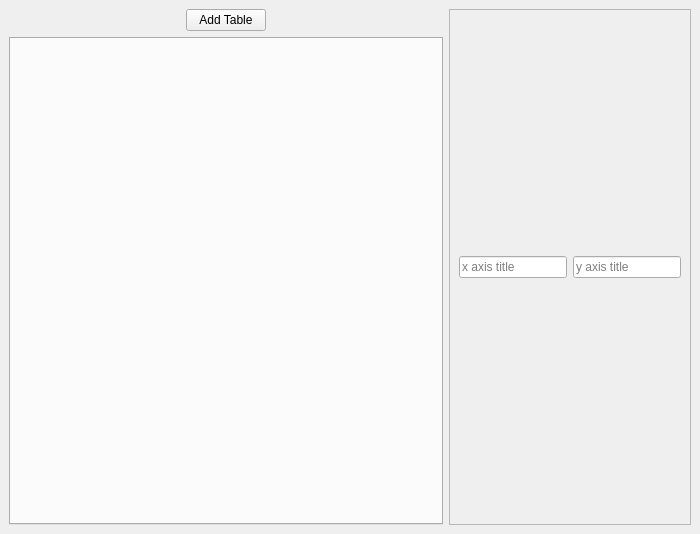
Above: WWplot/ui/application_window.ui from wwmm/wwplot before the change. Below: the same form after it.
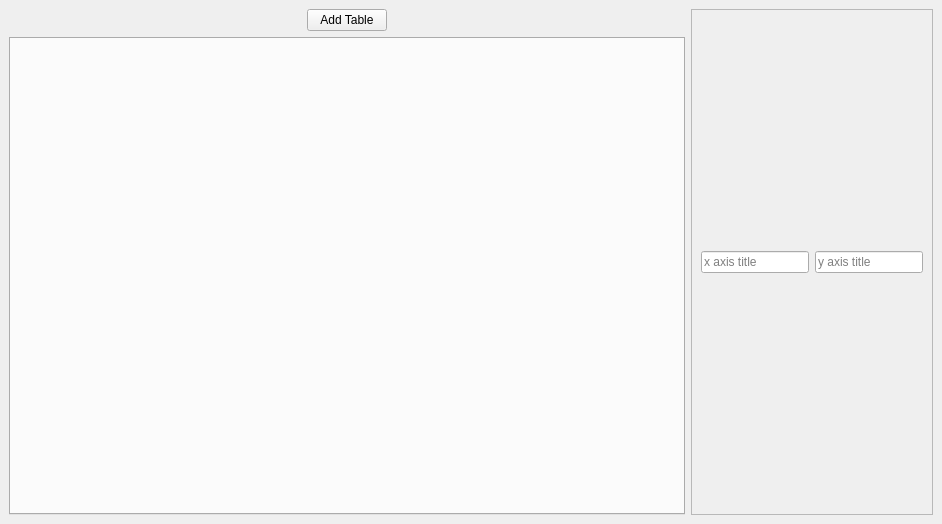
That is the form after the change.

```diff
--- a/WWplot/ui/application_window.ui
+++ b/WWplot/ui/application_window.ui
@@ -6,8 +6,8 @@
    <rect>
     <x>0</x>
     <y>0</y>
-    <width>700</width>
-    <height>534</height>
+    <width>942</width>
+    <height>524</height>
    </rect>
   </property>
   <property name="sizePolicy">
```
